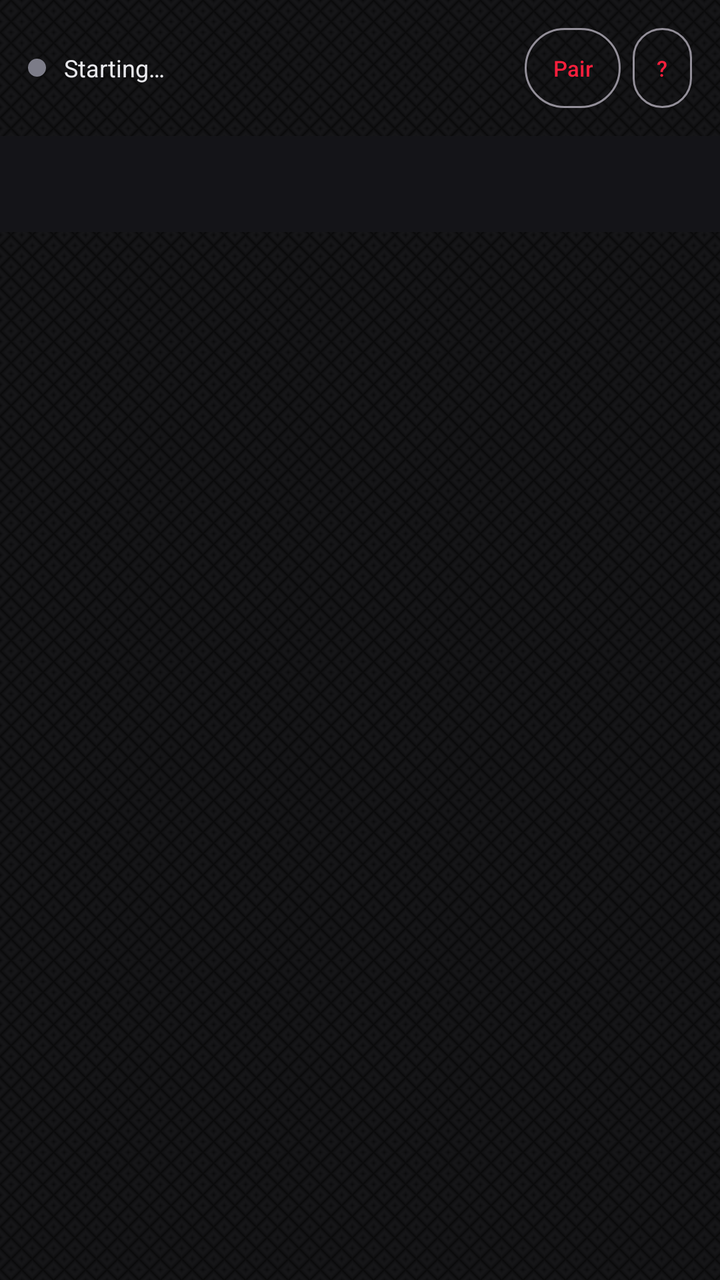
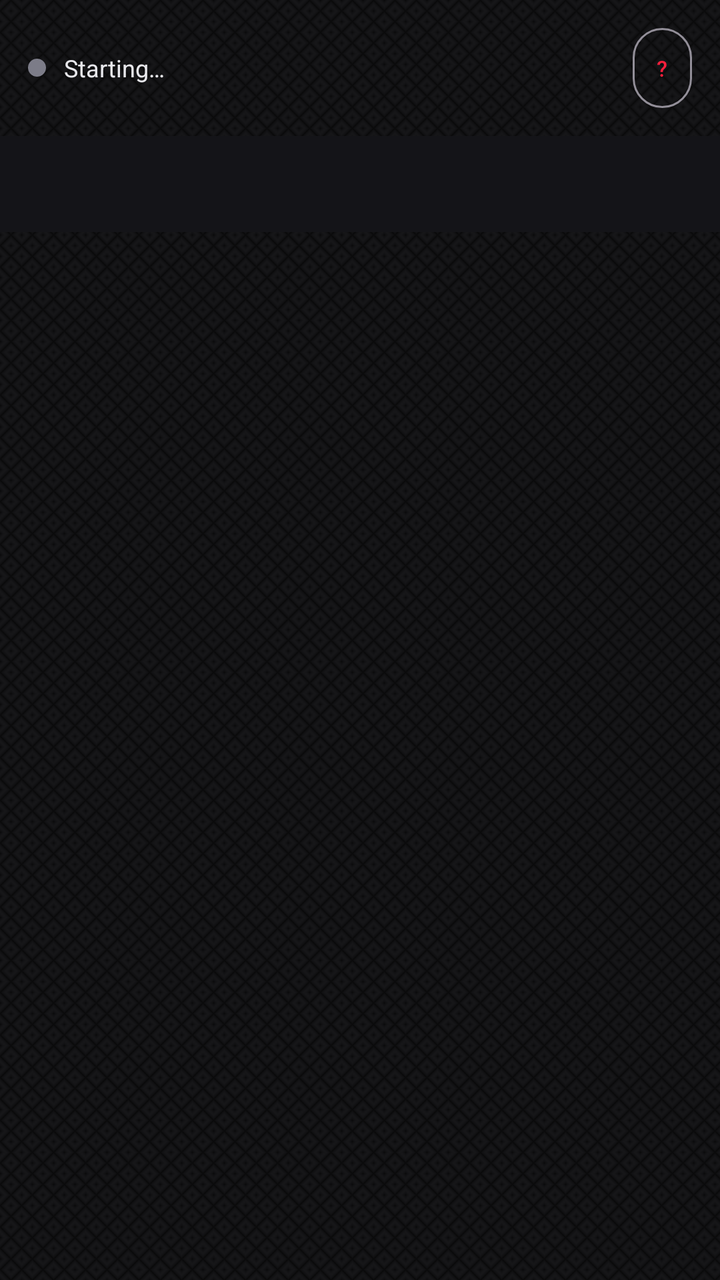

An Android layout rendered at two revisions. The XML below is the earlier revision; the diff shows what the commit changed to produce the second picture.
<!-- AndroidManifest.xml: application theme Theme.GestureMouse -->
<!-- res/layout/activity_main.xml -->
<?xml version="1.0" encoding="utf-8"?>
<LinearLayout xmlns:android="http://schemas.android.com/apk/res/android"
    xmlns:app="http://schemas.android.com/apk/res-auto"
    android:layout_width="match_parent"
    android:layout_height="match_parent"
    android:orientation="vertical"
    android:background="@drawable/carbon_fiber"
    android:fitsSystemWindows="true">

    
    <LinearLayout
        android:layout_width="match_parent"
        android:layout_height="wrap_content"
        android:orientation="horizontal"
        android:gravity="center_vertical"
        android:paddingHorizontal="14dp"
        android:paddingVertical="10dp">

        <View
            android:id="@+id/statusDot"
            android:layout_width="9dp"
            android:layout_height="9dp"
            android:layout_marginEnd="9dp"
            android:background="@drawable/dot" />

        <TextView
            android:id="@+id/statusText"
            android:layout_width="0dp"
            android:layout_height="wrap_content"
            android:layout_weight="1"
            android:text="Starting…"
            android:textSize="12sp"
            android:textColor="@color/paper"
            android:maxLines="2" />

        <com.google.android.material.button.MaterialButton
            android:id="@+id/pairButton"
            style="@style/Widget.Material3.Button.OutlinedButton"
            android:layout_width="wrap_content"
            android:layout_height="wrap_content"
            android:minWidth="0dp"
            android:paddingHorizontal="14dp"
            android:text="Pair"
            android:textSize="11sp" />

        
        <com.google.android.material.button.MaterialButton
            android:id="@+id/helpButton"
            style="@style/Widget.Material3.Button.OutlinedButton"
            android:layout_width="wrap_content"
            android:layout_height="wrap_content"
            android:layout_marginStart="6dp"
            android:minWidth="0dp"
            android:paddingHorizontal="12dp"
            android:text="?"
            android:contentDescription="Show the walkthrough"
            android:textSize="11sp" />
    </LinearLayout>

    <com.google.android.material.tabs.TabLayout
        android:id="@+id/tabs"
        android:layout_width="match_parent"
        android:layout_height="wrap_content"
        app:tabGravity="fill"
        app:tabMode="fixed"
        app:tabTextColor="@color/dim"
        app:tabSelectedTextColor="@color/track"
        app:tabIndicatorColor="@color/track"
        android:background="@color/panel" />

    <androidx.viewpager2.widget.ViewPager2
        android:id="@+id/pager"
        android:layout_width="match_parent"
        android:layout_height="0dp"
        android:layout_weight="1" />
</LinearLayout>
<!-- resources referenced by this layout -->
<resources>
  <color name="dim">#FF7C7C88</color>
  <color name="panel">#FF141418</color>
  <color name="paper">#FFE8E8EC</color>
  <color name="track">#FFFF1F3D</color>
  <!-- drawable carbon_fiber (drawable) -->
  <?xml version="1.0" encoding="utf-8"?>
  <bitmap xmlns:android="http://schemas.android.com/apk/res/android"
      android:src="@drawable/carbon_tile"
      android:tileMode="repeat"
      android:dither="true" />
  <!-- drawable dot (drawable) -->
  <?xml version="1.0" encoding="utf-8"?>
  <shape xmlns:android="http://schemas.android.com/apk/res/android"
      android:shape="oval">
      <solid android:color="@color/dim" />
  </shape>
  <style name="Theme.GestureMouse" parent="Theme.Material3.Dark.NoActionBar">
          <item name="colorPrimary">@color/track</item>
          <item name="colorOnPrimary">@color/paper</item>
          <item name="colorSecondary">@color/fire</item>
          <item name="android:colorBackground">@color/ink</item>
          <item name="android:statusBarColor">@color/ink</item>
          <item name="android:navigationBarColor">@color/ink</item>
          <item name="android:textColor">@color/paper</item>
          <item name="tabIndicatorColor">@color/track</item>
      </style>
  <!-- drawable carbon_tile: png bitmap (drawable-nodpi, 375 bytes) -->
  <color name="fire">#FFFFA62B</color>
  <color name="ink">#FF0A0A0C</color>
</resources>

<!-- the commit's change to res/layout/activity_main.xml (unified diff, before → after) -->
@@ -16,32 +16,36 @@
         android:paddingHorizontal="14dp"
         android:paddingVertical="10dp">
 
-        <View
-            android:id="@+id/statusDot"
-            android:layout_width="9dp"
-            android:layout_height="9dp"
-            android:layout_marginEnd="9dp"
-            android:background="@drawable/dot" />
-
-        <TextView
-            android:id="@+id/statusText"
+        <LinearLayout
+            android:id="@+id/statusStrip"
             android:layout_width="0dp"
             android:layout_height="wrap_content"
             android:layout_weight="1"
-            android:text="Starting…"
-            android:textSize="12sp"
-            android:textColor="@color/paper"
-            android:maxLines="2" />
+            android:orientation="horizontal"
+            android:gravity="center_vertical"
+            android:minHeight="40dp"
+            android:clickable="true"
+            android:focusable="true"
+            android:background="?attr/selectableItemBackground"
+            android:contentDescription="Connection status. Tap for how to connect.">
 
-        <com.google.android.material.button.MaterialButton
-            android:id="@+id/pairButton"
-            style="@style/Widget.Material3.Button.OutlinedButton"
-            android:layout_width="wrap_content"
-            android:layout_height="wrap_content"
-            android:minWidth="0dp"
-            android:paddingHorizontal="14dp"
-            android:text="Pair"
-            android:textSize="11sp" />
+            <View
+                android:id="@+id/statusDot"
+                android:layout_width="9dp"
+                android:layout_height="9dp"
+                android:layout_marginEnd="9dp"
+                android:background="@drawable/dot" />
+
+            <TextView
+                android:id="@+id/statusText"
+                android:layout_width="0dp"
+                android:layout_height="wrap_content"
+                android:layout_weight="1"
+                android:text="Starting…"
+                android:textSize="12sp"
+                android:textColor="@color/paper"
+                android:maxLines="2" />
+        </LinearLayout>
 
         
         <com.google.android.material.button.MaterialButton
